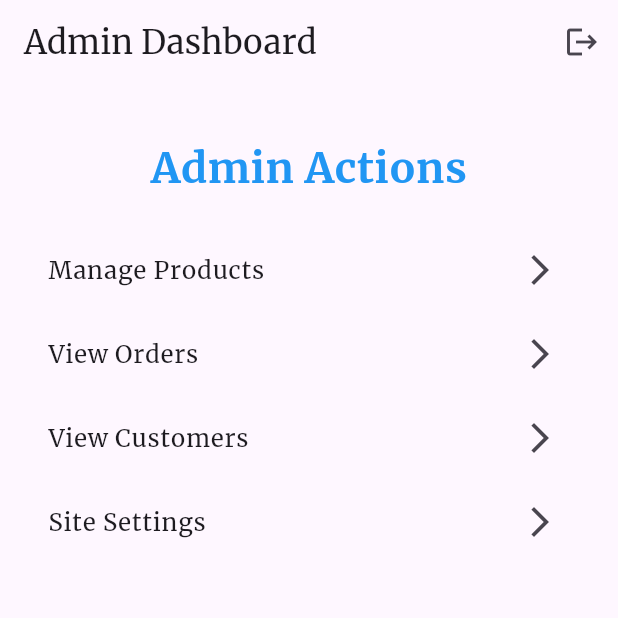
After one commit to Khondamir4/E-commerce-app, a Flutter app: the AdminDashboardScreen screen opened directly, on a phone screen of 412 x 824 dp, the top half of it. The commit adds this screen. Run offline on Flutter 3.47's test engine with Material 3 defaults, Android fonts, the light colour scheme and no system bars; our stand-ins replace shared_preferences; accounts and stored records are empty.

Commit message:
building admin interface

```diff
--- /dev/null
+++ b/shoppy/lib/screens/admin_dashboard_screen.dart
@@ -0,0 +1,79 @@
+import 'package:flutter/material.dart';
+
+class AdminDashboardScreen extends StatelessWidget {
+  AdminDashboardScreen({super.key});
+
+  // This is an example list of items that the admin could interact with
+  final List<String> menuItems = [
+    "Manage Products",
+    "View Orders",
+    "View Customers",
+    "Site Settings",
+  ];
+
+  @override
+  Widget build(BuildContext context) {
+    return Scaffold(
+      appBar: AppBar(
+        title: Text('Admin Dashboard'),
+        actions: [
+          IconButton(
+            icon: Icon(Icons.logout),
+            onPressed: () {
+              // Handle logout here
+              Navigator.pushReplacementNamed(context, '/login');
+            },
+          ),
+        ],
+      ),
+      body: Padding(
+        padding: const EdgeInsets.all(16.0),
+        child: Column(
+          children: [
+            SizedBox(height: 20),
+            // Dashboard title
+            Text(
+              'Admin Actions',
+              style: TextStyle(
+                  fontSize: 28,
+                  fontWeight: FontWeight.bold,
+                  color: Colors.blue),
+            ),
+            SizedBox(height: 20),
+            // Menu items for navigation
+            Expanded(
+              child: ListView.builder(
+                itemCount: menuItems.length,
+                itemBuilder: (context, index) {
+                  return ListTile(
+                    title: Text(menuItems[index]),
+                    onTap: () {
+                      // Navigate to appropriate admin screen based on menu item
+                      switch (index) {
+                        case 0:
+                          Navigator.pushNamed(context, '/manage_products');
+                          break;
+                        case 1:
+                          Navigator.pushNamed(context, '/view_orders');
+                          break;
+                        case 2:
+                          Navigator.pushNamed(context, '/view_customers');
+                          break;
+                        case 3:
+                          Navigator.pushNamed(context, '/site_settings');
+                          break;
+                        default:
+                          break;
+                      }
+                    },
+                    trailing: Icon(Icons.arrow_forward_ios),
+                  );
+                },
+              ),
+            ),
+          ],
+        ),
+      ),
+    );
+  }
+}
```
Also changed, not shown: shoppy/lib/screens/login_screen.dart (+12 -0 lines), 1 other file.
